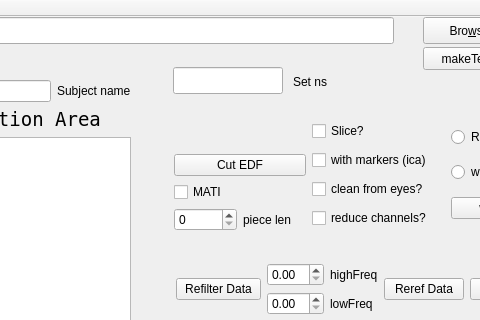
ArtfulVampire/SecondGUIrepo, file mainwindow.ui: the form before one commit; both pictures show x 127 to 607 and y 0 to 320 of the 1207 by 890 pixel window.
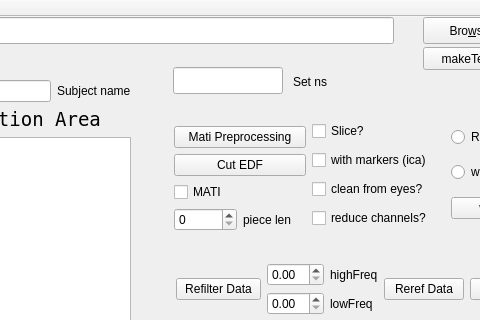
The form after the commit.

Commit message: Added mati preprocessing button added truncation when writing edfs

What changed in the file:
```diff
--- a/mainwindow.ui
+++ b/mainwindow.ui
@@ -290,6 +290,13 @@
          </property>
         </spacer>
        </item>
+       <item>
+        <widget class="QPushButton" name="matiPreprocessingPushButton">
+         <property name="text">
+          <string>Mati Preprocessing</string>
+         </property>
+        </widget>
+       </item>
        <item>
         <widget class="QPushButton" name="cutEDF">
          <property name="text">
```
The commit also changes 8 other files.
